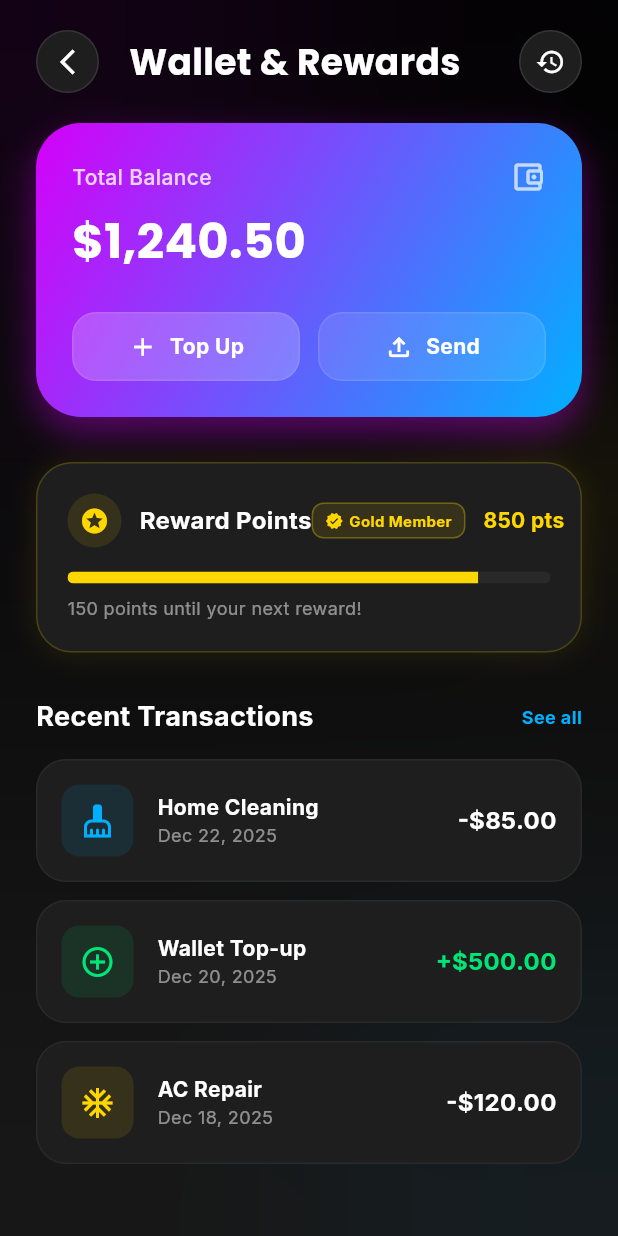
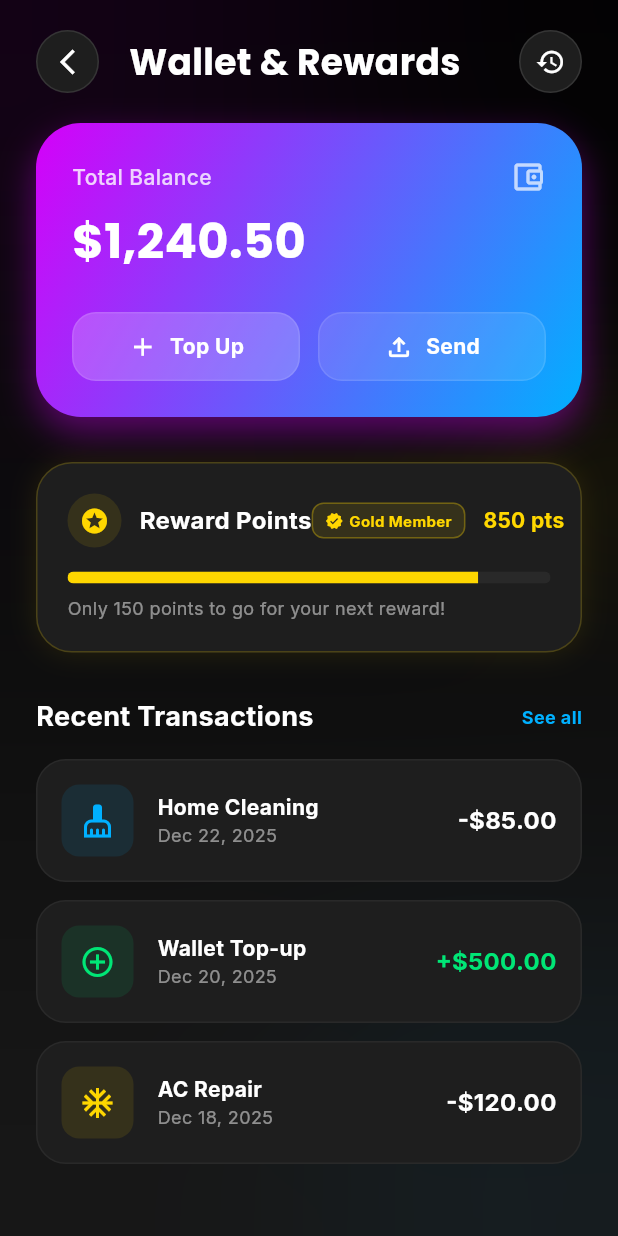
Before and after one commit to Anniekarim29/home_service_app, a Flutter app: the WalletScreen screen opened directly, on a phone screen of 412 x 824 dp. Run offline on Flutter 3.47's test engine with Material 3 defaults, Android fonts, the phone set to English and light mode, and no system bars; drawn by our look-alikes of flutter_animate; our stand-ins replace google_fonts.

```diff
--- a/lib/screens/wallet_screen.dart
+++ b/lib/screens/wallet_screen.dart
@@ -69,6 +69,7 @@ class WalletScreen extends StatelessWidget {
 
               Expanded(
                 child: SingleChildScrollView(
+                  physics: const BouncingScrollPhysics(),
                   padding: const EdgeInsets.symmetric(horizontal: 24),
                   child: Column(
                     crossAxisAlignment: CrossAxisAlignment.start,
@@ -95,11 +96,24 @@ class WalletScreen extends StatelessWidget {
                               fontSize: 18,
                             ),
                           ),
-                          Text(
-                            'See all',
-                            style: AppTheme.bodySmall.copyWith(
-                              color: AppTheme.neonBlue,
-                              fontWeight: FontWeight.bold,
+                          GestureDetector(
+                            onTap: () {
+                              ScaffoldMessenger.of(context).showSnackBar(
+                                SnackBar(
+                                  content: Text(
+                                    'All transactions view coming soon!',
+                                    style: TextStyle(color: Colors.white),
+                                  ),
+                                  backgroundColor: AppTheme.surfaceDark,
+                                ),
+                              );
+                            },
+                            child: Text(
+                              'See all',
+                              style: AppTheme.bodySmall.copyWith(
+                                color: AppTheme.neonBlue,
+                                fontWeight: FontWeight.bold,
+                              ),
                             ),
                           ),
                         ],
@@ -290,7 +304,7 @@ class WalletScreen extends StatelessWidget {
           ),
           const SizedBox(height: 8),
           Text(
-            '150 points until your next reward!',
+            'Only 150 points to go for your next reward!',
             style: AppTheme.bodySmall.copyWith(
               color: Colors.white.withOpacity(0.5),
             ),
```
